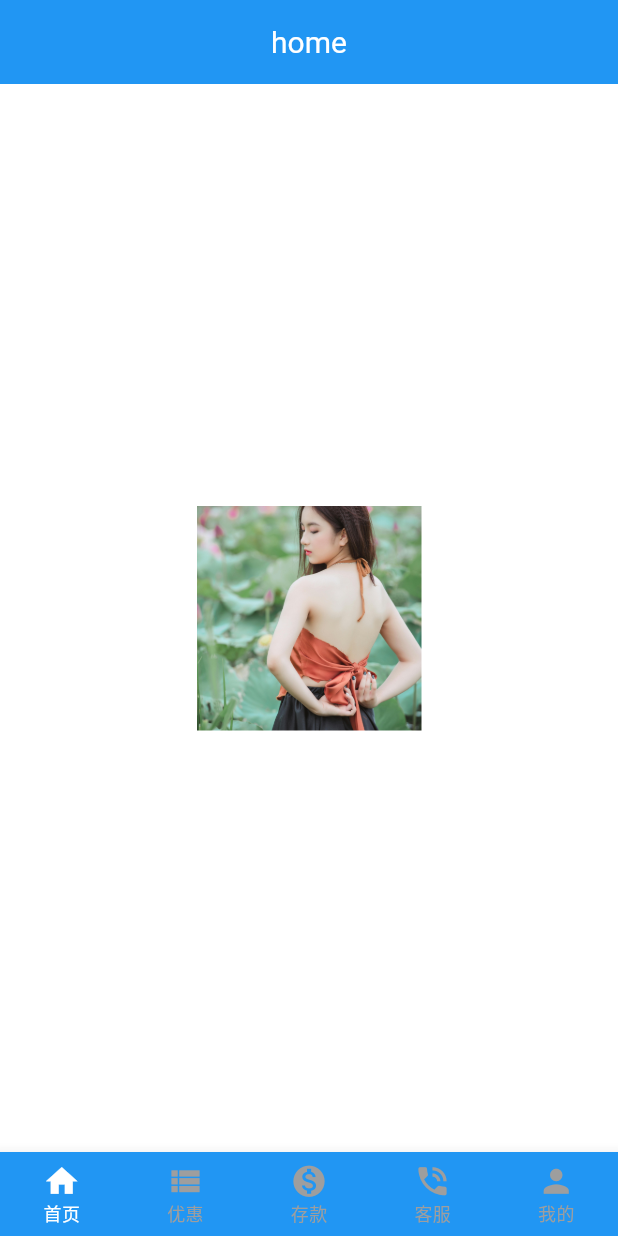
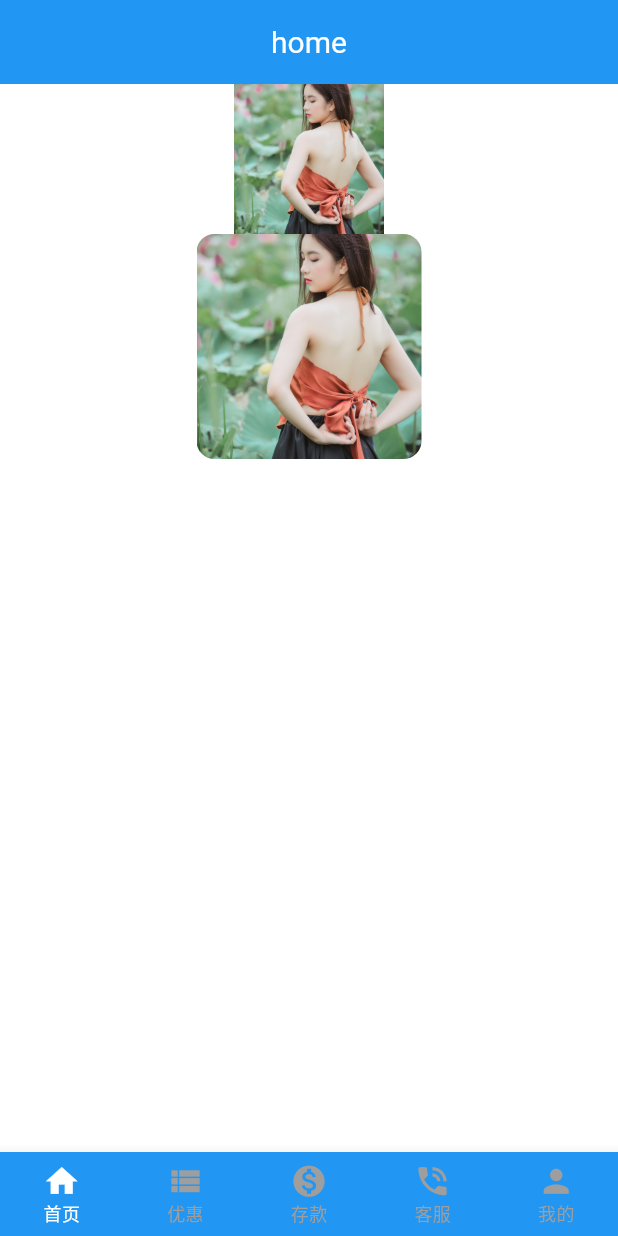
Before and after one commit to wp20248899/sass_h5_1, a Flutter app: the screen it shows after launch, on a phone screen of 412 x 824 dp. Run offline on Flutter 3.47's test engine with Material 3 defaults, Android fonts, the phone set to English and light mode, and no system bars; our stand-ins replace cached_network_image, flutter_screenutil, get.

Commit message:
图片组件优化

```diff
--- a/lib/app/components/cdImage/cdImage.dart
+++ b/lib/app/components/cdImage/cdImage.dart
@@ -3,31 +3,16 @@ import 'package:cached_network_image/cached_network_image.dart';
 import 'package:sass_h5_1/app/utils/com_utils.dart' show LoadPathUtils;
 
 class CdImage extends StatelessWidget {
-  // 图片路径或 URL
-  final String? src;
-
-  // 是否为本地图片
-  final bool isLocal;
-
-  // 占位符图片
-  final Widget placeholder;
-
-  // 错误图片
-  final Widget errorWidget;
-
-  // 宽度和高度
-  final double? width;
-  final double? height;
-
-  // 圆角半径
-  final double borderRadius;
-
-  // 边框宽度和颜色
-  final double borderWidth;
-  final Color borderColor;
-
-  // 图片平铺方式
-  final BoxFit? fit;
+  final String? src; //图片路径
+  final bool isLocal; //是否是本地图片
+  final Widget placeholder; // 占位符图片
+  final Widget errorWidget; // 错误图片
+  final double? width; // 宽度
+  final double? height; // 高度
+  final double borderRadius; // 圆角半径
+  final double borderWidth; // 边框宽度
+  final Color borderColor; // 边框颜色
+  final BoxFit? fit; // 图片平铺方式
 
   const CdImage({
     super.key,
--- a/lib/app/modules/home/views/home_view.dart
+++ b/lib/app/modules/home/views/home_view.dart
@@ -1,6 +1,7 @@
 import 'package:flutter/material.dart';
 import 'package:get/get.dart';
 import 'package:sass_h5_1/app/components/cdImage/cdImage.dart';
+import 'package:sass_h5_1/app/components/cdImage/cdImageCopy.dart';
 import '../controllers/home_controller.dart';
 
 class HomeView extends GetView<HomeController> {
@@ -16,7 +17,20 @@ class HomeView extends GetView<HomeController> {
         ),
         centerTitle: true,
       ),
-      body: Center(child: CdImage(src: '1.jpg', width: 150, height: 150)),
+      body: Column(
+        crossAxisAlignment: CrossAxisAlignment.center,
+        children: <Widget>[
+          Center(child: CdImage(src: '1.jpg', width: 100, height: 100)),
+          Center(
+            child: CdPublicImage(
+              src: '1.jpg',
+              width: 150,
+              height: 150,
+              borderRadius: 12,
+            ),
+          ),
+        ],
+      ),
     );
   }
 }
--- a/lib/app/utils/com_utils.dart
+++ b/lib/app/utils/com_utils.dart
@@ -6,7 +6,7 @@ class LoadPathUtils {
   }
 
   // 2、加载不同模版主题下的图片路径
-  static String themePath(String theme, String name) {
-    return 'assets/images/$theme/$name';
+  static String themePath(String name) {
+    return 'assets/images/chess/$name';
   }
 }
```
Also changed, not shown: lib/app/components/cdImage/cdImageCopy.dart (added, +117 -0 lines), 10 other files.
